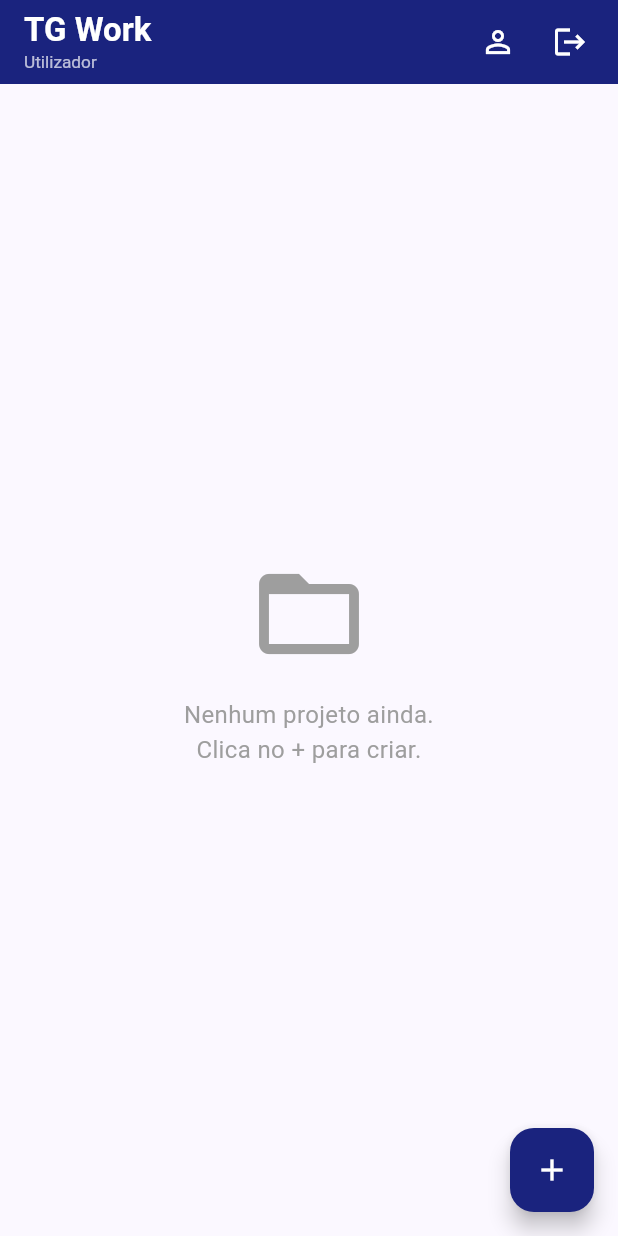
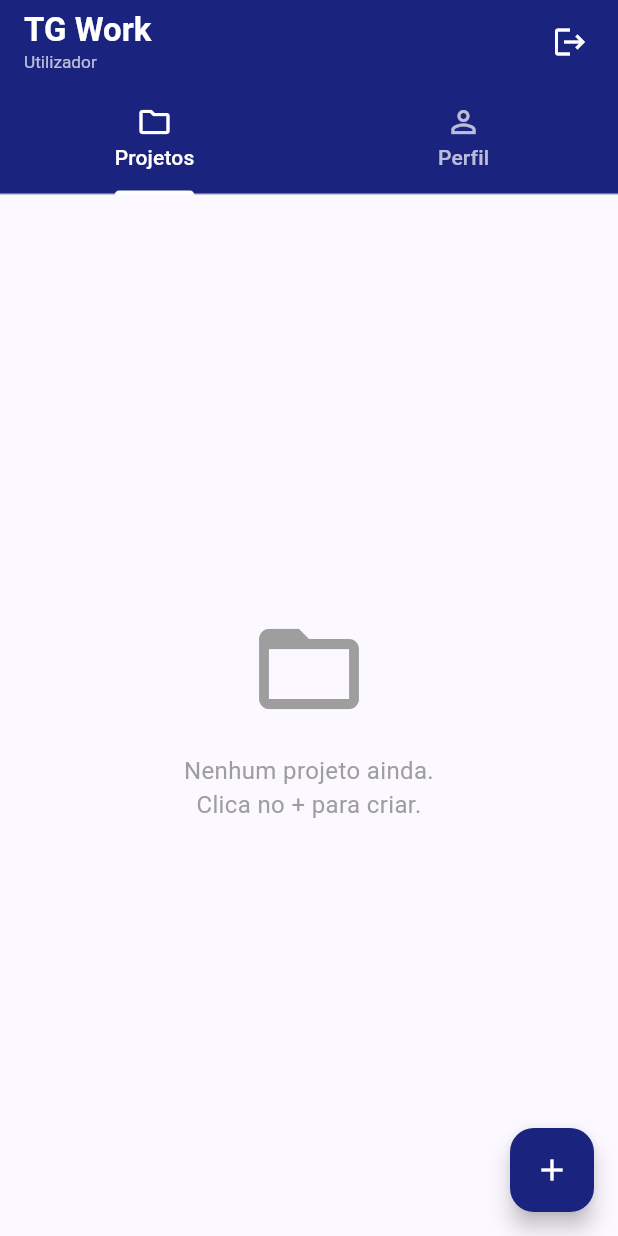
Before and after one commit to joseaugustosa/TG_Work, a Flutter app: the screen it shows once a user with an empty profile is signed in, on a phone screen of 412 x 824 dp. Run offline on Flutter 3.47's test engine with Material 3 defaults, Android fonts, the phone set to English and light mode, and no system bars; our stand-ins replace cloud_firestore, firebase_auth, firebase_core; accounts and stored records are empty.

Commit message:
ATUALIZAÇÃO#

```diff
--- /dev/null
+++ b/tg_work/firestore.indexes.json
@@ -0,0 +1,4 @@
+{
+  "indexes": [],
+  "fieldOverrides": []
+}
--- a/tg_work/lib/main.dart
+++ b/tg_work/lib/main.dart
@@ -1,13 +1,20 @@
+import 'package:cloud_firestore/cloud_firestore.dart';
+import 'package:flutter/foundation.dart' show TargetPlatform, defaultTargetPlatform;
 import 'package:flutter/material.dart';
 import 'package:firebase_core/firebase_core.dart';
 import 'package:firebase_auth/firebase_auth.dart';
 import 'firebase_options.dart';
 import 'screens/auth/login_screen.dart';
-import 'screens/projects/projects_screen.dart';
+import 'screens/home_shell_screen.dart';
 
 void main() async {
   WidgetsFlutterBinding.ensureInitialized();
   await Firebase.initializeApp(options: DefaultFirebaseOptions.currentPlatform);
+  // Cache local do Firestore no Windows tem casos de falha/crash com listeners
+  // (ex.: flutterfire#13145). Desativar persistência evita histórico vazio ou erros silenciosos.
+  if (defaultTargetPlatform == TargetPlatform.windows) {
+    FirebaseFirestore.instance.settings = const Settings(persistenceEnabled: false);
+  }
   runApp(const TGWorkApp());
 }
 
@@ -33,7 +40,7 @@ class TGWorkApp extends StatelessWidget {
             );
           }
           if (snapshot.hasData) {
-            return const ProjectsScreen();
+            return const HomeShellScreen();
           }
           return const LoginScreen();
         },
--- /dev/null
+++ b/tg_work/lib/screens/home_shell_screen.dart
@@ -0,0 +1,102 @@
+import 'package:flutter/material.dart';
+import 'package:firebase_auth/firebase_auth.dart';
+import 'auth/profile_screen.dart';
+import 'projects/projects_screen.dart';
+import '../services/auth_service.dart';
+import '../utils/user_display.dart';
+
+/// Shell principal com abas — funciona bem em Windows (navegação clara) e no telemóvel.
+class HomeShellScreen extends StatefulWidget {
+  const HomeShellScreen({super.key});
+
+  @override
+  State<HomeShellScreen> createState() => _HomeShellScreenState();
+}
+
+class _HomeShellScreenState extends State<HomeShellScreen>
+    with SingleTickerProviderStateMixin {
+  late final TabController _tabController;
+  final _authService = AuthService();
+
+  @override
+  void initState() {
+    super.initState();
+    _tabController = TabController(length: 2, vsync: this);
+    _tabController.addListener(() => setState(() {}));
+  }
+
+  @override
+  void dispose() {
+    _tabController.dispose();
+    super.dispose();
+  }
+
+  @override
+  Widget build(BuildContext context) {
+    return StreamBuilder<User?>(
+      stream: FirebaseAuth.instance.userChanges(),
+      builder: (context, userSnapshot) {
+        final user = userSnapshot.data ?? FirebaseAuth.instance.currentUser;
+        final profileLine = firebaseProfileSubtitle(user);
+
+        return Scaffold(
+          appBar: AppBar(
+            title: Column(
+              crossAxisAlignment: CrossAxisAlignment.start,
+              mainAxisSize: MainAxisSize.min,
+              children: [
+                const Text('TG Work', style: TextStyle(fontWeight: FontWeight.bold)),
+                if (profileLine.isNotEmpty)
+                  Text(
+                    profileLine,
+                    style: const TextStyle(
+                      fontSize: 11.5,
+                      fontWeight: FontWeight.w400,
+                      color: Colors.white70,
+                    ),
+                    maxLines: 2,
+                    overflow: TextOverflow.ellipsis,
+                  ),
+              ],
+            ),
+            backgroundColor: const Color(0xFF1A237E),
+            foregroundColor: Colors.white,
+            actions: [
+              Padding(
+                padding: const EdgeInsets.only(right: 8),
+                child: IconButton(
+                  icon: const Icon(Icons.logout),
+                  tooltip: 'Sair',
+                  onPressed: () async => await _authService.signOut(),
+                ),
+              ),
+            ],
+            bottom: TabBar(
+              controller: _tabController,
+              indicatorColor: Colors.white,
+              labelColor: Colors.white,
+              unselectedLabelColor: Colors.white70,
+              tabs: const [
+                Tab(icon: Icon(Icons.folder_outlined), text: 'Projetos'),
+                Tab(icon: Icon(Icons.person_outline), text: 'Perfil'),
+              ],
+            ),
+          ),
+          body: TabBarView(
+            controller: _tabController,
+            // No Windows/macOS/Linux: evita gesto horizontal que atrapalha com rato;
+            // no Android/iOS mantém swipe entre abas.
+            physics: Theme.of(context).platform == TargetPlatform.android ||
+                    Theme.of(context).platform == TargetPlatform.iOS
+                ? const BouncingScrollPhysics()
+                : const NeverScrollableScrollPhysics(),
+            children: const [
+              ProjectsScreen(),
+              ProfileScreen(embedded: true),
+            ],
+          ),
+        );
+      },
+    );
+  }
+}
--- a/tg_work/lib/screens/projects/projects_screen.dart
+++ b/tg_work/lib/screens/projects/projects_screen.dart
@@ -3,11 +3,9 @@ import 'package:firebase_auth/firebase_auth.dart';
 import 'package:intl/intl.dart';
 import '../../models/project.dart';
 import '../../services/firestore_service.dart';
-import '../../services/auth_service.dart';
 import '../../utils/user_display.dart';
 import '../../widgets/status_badge.dart';
 import '../../widgets/status_history_sheet.dart';
-import '../auth/profile_screen.dart';
 import 'project_detail_screen.dart';
 
 class ProjectsScreen extends StatelessWidget {
@@ -16,56 +14,13 @@ class ProjectsScreen extends StatelessWidget {
   @override
   Widget build(BuildContext context) {
     final firestoreService = FirestoreService();
-    final authService = AuthService();
-
     return StreamBuilder<User?>(
       stream: FirebaseAuth.instance.userChanges(),
       builder: (context, userSnapshot) {
         final user = userSnapshot.data ?? FirebaseAuth.instance.currentUser;
         final userName = firebaseUserDisplayLabel(user);
-        final profileLine = firebaseProfileSubtitle(user);
 
         return Scaffold(
-          appBar: AppBar(
-            title: Column(
-              crossAxisAlignment: CrossAxisAlignment.start,
-              mainAxisSize: MainAxisSize.min,
-              children: [
-                const Text('TG Work', style: TextStyle(fontWeight: FontWeight.bold)),
-                if (profileLine.isNotEmpty)
-                  Text(
-                    profileLine,
-                    style: const TextStyle(
-                      fontSize: 11.5,
-                      fontWeight: FontWeight.w400,
-                      color: Colors.white70,
-                    ),
-                    maxLines: 2,
-                    overflow: TextOverflow.ellipsis,
-                  ),
-              ],
-            ),
-            backgroundColor: const Color(0xFF1A237E),
-            foregroundColor: Colors.white,
-            actions: [
-              IconButton(
-                icon: const Icon(Icons.person_outline),
-                tooltip: 'Perfil',
-                onPressed: () => Navigator.push(
-                  context,
-                  MaterialPageRoute(builder: (_) => const ProfileScreen()),
-                ),
-              ),
-              Padding(
-                padding: const EdgeInsets.only(right: 8),
-                child: IconButton(
-                  icon: const Icon(Icons.logout),
-                  tooltip: 'Sair',
-                  onPressed: () async => await authService.signOut(),
-                ),
-              ),
-            ],
-          ),
           body: StreamBuilder<List<Project>>(
         stream: firestoreService.getProjects(),
         builder: (context, snapshot) {
```
Also changed, not shown: tg_work/lib/models/status_change.dart (+47 -14 lines), tg_work/lib/screens/auth/profile_screen.dart (+17 -8 lines), tg_work/lib/screens/developments/development_detail_screen.dart (+12 -1 lines), tg_work/lib/screens/projects/project_detail_screen.dart (+12 -1 lines), tg_work/lib/screens/themes/theme_detail_screen.dart (+12 -1 lines), tg_work/lib/services/firestore_service.dart (+30 -15 lines), tg_work/lib/utils/firestore_messages.dart (added, +14 -0 lines), tg_work/lib/widgets/history_entry_tile.dart (+17 -4 lines), tg_work/lib/widgets/status_history_sheet.dart (+30 -1 lines), 1 other file.
